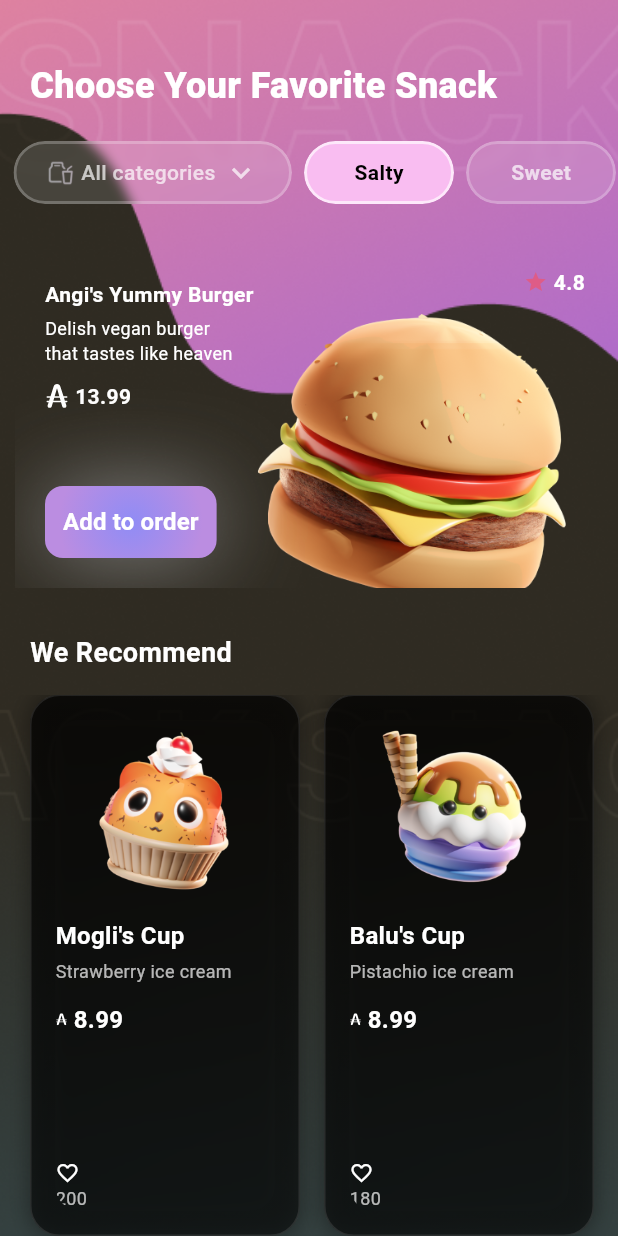
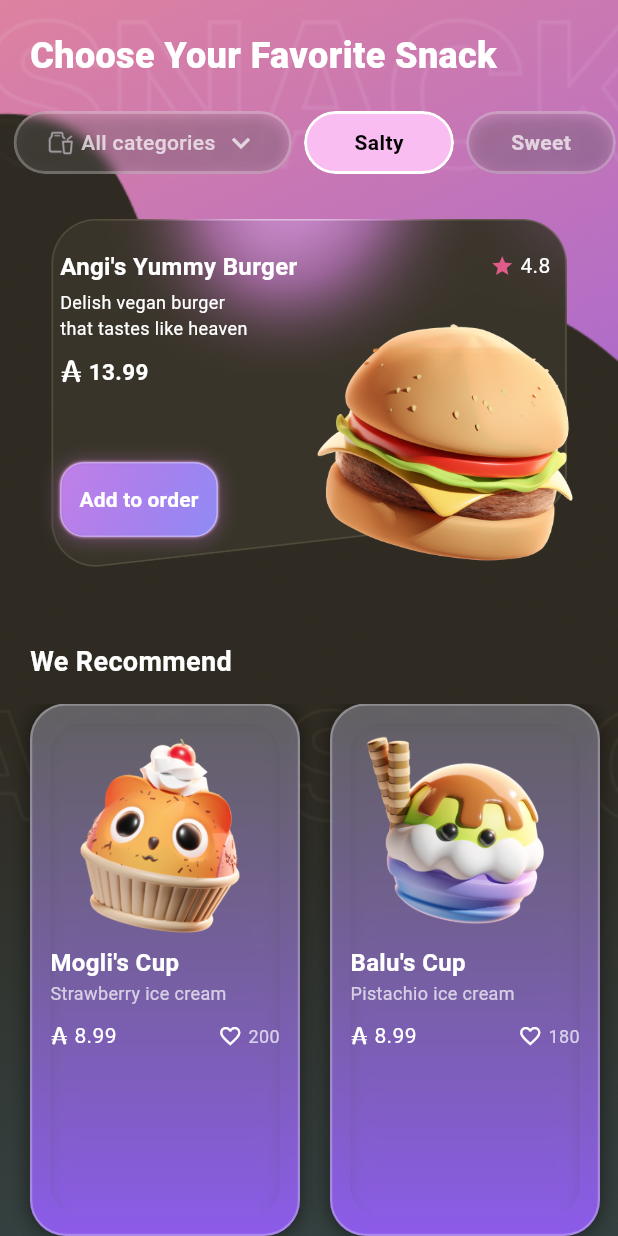
Before and after one commit to Krass96/Aufgaben, a Flutter app: the HomePage screen opened by its route, on a phone screen of 412 x 824 dp. Run offline on Flutter 3.47's test engine with Material 3 defaults, Android fonts, the phone set to English and light mode, and no system bars; our stand-ins replace flutter_svg.

Commit message:
home page completed, start overlay

```diff
--- a/jp_screen/lib/src/pages/home_page.dart
+++ b/jp_screen/lib/src/pages/home_page.dart
@@ -20,7 +20,6 @@ class HomePage extends StatelessWidget {
           child: Column(
             crossAxisAlignment: CrossAxisAlignment.start,
             children: [
-              const SizedBox(height: 20),
               const Padding(
                 padding: EdgeInsets.all(20),
                 child: Text(
@@ -33,11 +32,9 @@ class HomePage extends StatelessWidget {
                 ),
               ),
               const CategorySelector(),
-              const SizedBox(height: 20),
-              Row(children: [const SizedBox(width: 12)]),
-              const SizedBox(height: 10),
+              const SizedBox(height: 30),
               const BurgerSection(),
-              const SizedBox(height: 30),
+              const SizedBox(height: 50),
               const Padding(
                 padding: EdgeInsets.symmetric(horizontal: 20),
                 child: Text(
--- a/jp_screen/lib/src/widgets/home_page/burger_section.dart
+++ b/jp_screen/lib/src/widgets/home_page/burger_section.dart
@@ -7,37 +7,38 @@ class BurgerSection extends StatelessWidget {
 
   @override
   Widget build(BuildContext context) {
-    return Padding(
-      padding: const EdgeInsets.symmetric(horizontal: 10),
+    return Stack(
+      children: [
+        Positioned.fill(
+          child: Image.asset(
+            'assets/images/details/cut_card2.png',
+            fit: BoxFit.fitHeight,
+          ),
+        ),
+        Padding(
+          padding: const EdgeInsets.symmetric(horizontal: 20),
           child: Stack(
             children: [
               Positioned(
-            top: 12,
-            right: 12,
+                top: 21,
+                right: 25,
                 child: Row(
                   children: const [
                     Icon(Icons.star, color: Color(0xFFDE5C87), size: 16),
                     SizedBox(width: 4),
-                Text(
-                  "4.8",
-                  style: TextStyle(
-                    color: Colors.white,
-                    fontWeight: FontWeight.bold,
-                  ),
-                ),
+                    Text("4.8", style: TextStyle(color: Colors.white)),
                   ],
                 ),
               ),
               Positioned(
-            right: 0,
-            left: 150,
-            top: 30,
+                right: -10,
+                top: 50,
                 child: Hero(
                   tag: 'burger_image',
                   child: Image.asset(
                     'assets/images/grafiken/burger.png',
-                width: 220,
-                height: 220,
+                    width: 200,
+                    height: 200,
                     fit: BoxFit.cover,
                   ),
                 ),
@@ -50,7 +51,7 @@ class BurgerSection extends StatelessWidget {
                     const Text(
                       "Angi's Yummy Burger",
                       style: TextStyle(
-                    fontSize: 14,
+                        fontSize: 16,
                         fontWeight: FontWeight.bold,
                         color: Colors.white,
                       ),
@@ -69,14 +70,14 @@ class BurgerSection extends StatelessWidget {
                       children: [
                         SvgPicture.asset(
                           'assets/icons/currency.svg',
-                      height: 16,
-                      width: 16,
+                          height: 15,
+                          width: 15,
                         ),
                         const SizedBox(width: 4),
                         const Text(
                           "13.99",
                           style: TextStyle(
-                        fontSize: 14,
+                            fontSize: 15,
                             fontWeight: FontWeight.bold,
                             color: Colors.white,
                           ),
@@ -90,6 +91,8 @@ class BurgerSection extends StatelessWidget {
               ),
             ],
           ),
+        ),
+      ],
     );
   }
 }
--- a/jp_screen/lib/src/widgets/home_page/card_view.dart
+++ b/jp_screen/lib/src/widgets/home_page/card_view.dart
@@ -1,6 +1,8 @@
+import 'dart:ui';
+
 import 'package:flutter/material.dart';
-import 'dart:ui';
-import 'package:flutter_svg/flutter_svg.dart';
+import 'package:flutter_svg/svg.dart';
+import 'package:jp_screen/src/widgets/overlay/product_detail.dart';
 
 class CardView extends StatelessWidget {
   final String title;
@@ -20,33 +22,50 @@ class CardView extends StatelessWidget {
 
   @override
   Widget build(BuildContext context) {
-    return Container(
+    return GestureDetector(
+      onTap: () {
+        Navigator.push(
+          context,
+          MaterialPageRoute(
+            builder:
+                (context) => const ProductDetailOverlay(
+                  title: "Mogli's Cup",
+                  description:
+                      'Lorem ipsum dolor sit amet consectetur. Non feugiat imperdiet a vel sit at amet. Mi accumsan feugiat magna aliquam feugiat ac et. Pulvinar hendrerit id arcu at sed etiam semper mi hendrerit. Id aliquet quis quam.',
+                  price: 8.99,
+                  imageAsset: 'assets/images/grafiken/moglis_cup.png',
+                  likes: 200,
+                  rating: 5,
+                ),
+          ),
+        );
+      },
+      child: Container(
         width: 180,
-      padding: const EdgeInsets.all(16),
+        padding: const EdgeInsets.all(12),
         decoration: BoxDecoration(
-        gradient: LinearGradient(
-          begin: Alignment.topLeft,
-          end: Alignment.bottomRight,
-          colors: [
-            const Color.fromRGBO(0, 0, 0, 0.7),
-            const Color.fromRGBO(0, 0, 0, 0.5),
-          ],
+          gradient: const LinearGradient(
+            colors: [Color.fromARGB(206, 114, 113, 116), Color(0xFF8C5BEA)],
+            begin: Alignment.topCenter,
+            end: Alignment.bottomCenter,
           ),
-        borderRadius: BorderRadius.circular(20),
+          borderRadius: BorderRadius.circular(24),
           border: Border.all(
-          color: const Color.fromRGBO(255, 255, 255, 0.1),
-          width: 1,
+            width: 1.5,
+            style: BorderStyle.solid,
+            color: const Color.fromARGB(79, 235, 233, 237),
           ),
-        boxShadow: [
+          boxShadow: const [
             BoxShadow(
-            color: const Color.fromRGBO(0, 0, 0, 0.3),
+              color: Color.fromARGB(106, 0, 0, 0),
               blurRadius: 10,
-            spreadRadius: 2,
+              offset: Offset(0, 1),
+              spreadRadius: 1,
             ),
           ],
         ),
         child: ClipRRect(
-        borderRadius: BorderRadius.circular(16),
+          borderRadius: BorderRadius.circular(20),
           child: BackdropFilter(
             filter: ImageFilter.blur(sigmaX: 10, sigmaY: 10),
             child: Column(
@@ -54,16 +73,13 @@ class CardView extends StatelessWidget {
               children: [
                 Hero(
                   tag: image,
-                child: Center(
                   child: Image.asset(
                     image,
-                    width: 120,
-                    height: 120,
+                    width: 148,
+                    height: 148,
                     fit: BoxFit.contain,
                   ),
                 ),
-              ),
-              const SizedBox(height: 12),
                 Text(
                   title,
                   style: const TextStyle(
@@ -74,40 +90,55 @@ class CardView extends StatelessWidget {
                   maxLines: 1,
                   overflow: TextOverflow.ellipsis,
                 ),
-              const SizedBox(height: 4),
+
                 Text(
                   subtitle,
                   style: const TextStyle(fontSize: 12, color: Colors.white70),
                   maxLines: 2,
                   overflow: TextOverflow.ellipsis,
                 ),
-              const SizedBox(height: 12),
+                const SizedBox(height: 10),
+                Row(
+                  mainAxisAlignment: MainAxisAlignment.spaceBetween,
+                  children: [
                     Row(
                       children: [
                         SvgPicture.asset(
                           'assets/icons/currency.svg',
-                    height: 8,
-                    width: 8,
+                          height: 12,
+                          width: 12,
                         ),
                         const SizedBox(width: 4),
                         Text(
                           price,
                           style: const TextStyle(
-                      fontSize: 16,
-                      fontWeight: FontWeight.bold,
+                            fontSize: 14,
                             color: Colors.white,
                           ),
                         ),
                       ],
                     ),
-              const Spacer(),
-              const Icon(Icons.favorite_border, color: Colors.white, size: 16),
+                    Row(
+                      children: [
+                        const Icon(
+                          Icons.favorite_border,
+                          color: Colors.white,
+                          size: 16,
+                        ),
                         const SizedBox(width: 4),
                         Text(
                           likes,
-                style: const TextStyle(fontSize: 12, color: Colors.white70),
+                          style: const TextStyle(
+                            fontSize: 12,
+                            color: Colors.white70,
+                          ),
                         ),
                       ],
+                    ),
+                  ],
+                ),
+              ],
+            ),
           ),
         ),
       ),
--- a/jp_screen/lib/src/widgets/home_page/category_selector.dart
+++ b/jp_screen/lib/src/widgets/home_page/category_selector.dart
@@ -90,10 +90,19 @@ class _CategorySelectorState extends State<CategorySelector> {
                   border: Border.all(
                     color:
                         isSelected
-                            ? const Color.fromARGB(168, 255, 255, 255)
+                            ? const Color(
+                              0xFFFFFFFF,
+                            ) // White stroke for selected
                             : Colors.white24,
                     width: 2,
                   ),
+                  boxShadow: [
+                    BoxShadow(
+                      color: Colors.black26, // Black shadow
+                      blurRadius: 8,
+                      offset: const Offset(0, 2),
+                    ),
+                  ],
                 ),
                 child: buttonContent,
               ),
--- a/jp_screen/lib/src/widgets/home_page/home_button.dart
+++ b/jp_screen/lib/src/widgets/home_page/home_button.dart
@@ -7,25 +7,25 @@ class HomeButton extends StatelessWidget {
   Widget build(BuildContext context) {
     return Container(
       decoration: BoxDecoration(
-        gradient: const RadialGradient(
-          colors: [Color(0xFF908CF5), Color(0xFFBB8DE1)],
-          center: Alignment.center,
-          radius: 1.0,
+        gradient: const LinearGradient(
+          colors: [Color.fromARGB(136, 141, 91, 234), Color(0xFF908CF5)],
+          begin: Alignment.topLeft,
+          end: Alignment.bottomRight,
         ),
-        borderRadius: BorderRadius.circular(12),
+        borderRadius: BorderRadius.circular(16),
+        border: Border.all(
+          width: 1,
+          style: BorderStyle.solid,
+          color: const Color.fromARGB(92, 255, 255, 255),
+        ),
         boxShadow: const [
           BoxShadow(
-            color: Color(0x80000000),
-            blurRadius: 50,
-            offset: Offset(0, 0),
-            spreadRadius: 0,
+            color: Color.fromARGB(255, 108, 77, 107),
+            blurRadius: 10,
+            offset: Offset(0, 1),
+            spreadRadius: 1,
           ),
-          BoxShadow(
-            color: Color(0x80FFFFFF),
-            blurRadius: 50,
-            offset: Offset(0, 0),
-            spreadRadius: 0,
-          ),
+          BoxShadow(color: Color(0xFFFFACE4), blurRadius: 1),
         ],
       ),
       child: ElevatedButton(
@@ -33,7 +33,7 @@ class HomeButton extends StatelessWidget {
           backgroundColor: Colors.transparent,
           shadowColor: Colors.transparent,
           shape: RoundedRectangleBorder(
-            borderRadius: BorderRadius.circular(20),
+            borderRadius: BorderRadius.circular(12),
           ),
           padding: const EdgeInsets.symmetric(horizontal: 12, vertical: 12),
         ),
@@ -42,7 +42,7 @@ class HomeButton extends StatelessWidget {
           'Add to order',
           style: TextStyle(
             color: Colors.white,
-            fontSize: 16,
+            fontSize: 14,
             fontWeight: FontWeight.bold,
           ),
         ),
--- a/jp_screen/lib/src/widgets/home_page/we_recommend_section.dart
+++ b/jp_screen/lib/src/widgets/home_page/we_recommend_section.dart
@@ -18,7 +18,7 @@ class WeRecommendSection extends StatelessWidget {
             likes: "200",
             image: 'assets/images/grafiken/moglis_cup.png',
           ),
-          const SizedBox(width: 16),
+          const SizedBox(width: 20),
           CardView(
             title: "Balu's Cup",
             subtitle: "Pistachio ice cream",
@@ -26,7 +26,7 @@ class WeRecommendSection extends StatelessWidget {
             likes: "180",
             image: 'assets/images/grafiken/balus_cup.png',
           ),
-          const SizedBox(width: 16),
+          const SizedBox(width: 20),
           CardView(
             title: 'Smilling David',
             subtitle: 'Coffee ice cream',
@@ -34,7 +34,7 @@ class WeRecommendSection extends StatelessWidget {
             likes: '310',
             image: 'assets/images/grafiken/smilling_david.png',
           ),
-          const SizedBox(width: 16),
+          const SizedBox(width: 20),
           CardView(
             title: 'Kai in a Cone',
             subtitle: 'Vanilla ice cream',
```
Also changed, not shown: jp_screen/lib/src/widgets/home_page/custom_clipper_path.dart (added, +23 -0 lines), jp_screen/lib/src/widgets/overlay/product_detail.dart (added, +399 -0 lines), jp_screen/assets/icons/Gluten 1.png (added), jp_screen/assets/icons/Heart Filled.svg (added), jp_screen/assets/icons/Heart.svg (added), jp_screen/assets/icons/Kcal.png (added), jp_screen/assets/icons/LowFat.png (added), jp_screen/assets/icons/Minus.svg (added), jp_screen/assets/icons/Plus.svg (added), jp_screen/assets/icons/Star Filled.svg (added), jp_screen/assets/icons/Star.svg (added), jp_screen/assets/icons/Sugar.png (added), jp_screen/assets/images/details/cut_card2.png (added), jp_screen/lib/src/widgets/home_page/recommended_item.dart (added). Lines whose indentation alone changed are shown as unchanged.
